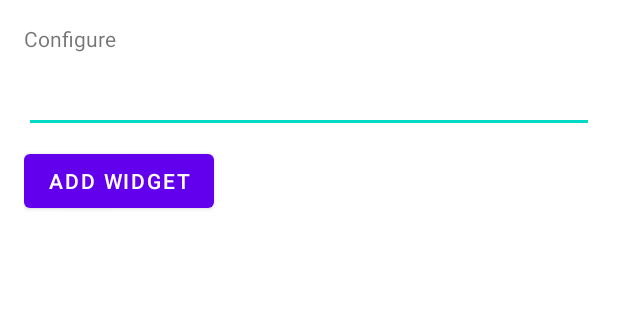
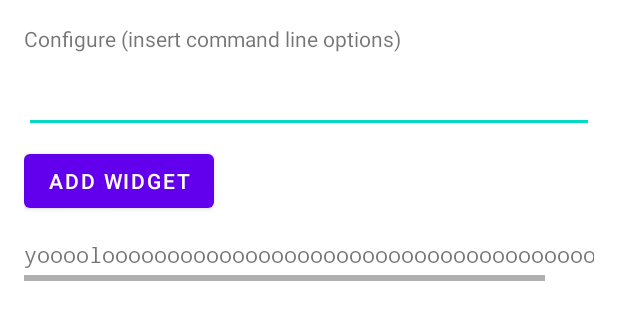
Before and after one commit to Toni500github/customfetch, an Android app: the layout customfetch_configure.xml on its own in the app's theme, with its tools: preview values and no code run, on a phone screen of 412 x 824 dp. Shown: the top 320 px of the screen. Run offline under Robolectric (Android 15) with nearby library versions, the phone set to English and light mode, and no system bars.

Commit message:
android app: many things
* Now you can launch customfetch instance with different command line argument options
* Install the assets directory when launching the configuration tool
* Change config directory
* More android app support for main.cpp

```diff
--- a/android/app/src/main/res/layout/customfetch.xml
+++ b/android/app/src/main/res/layout/customfetch.xml
@@ -6,7 +6,7 @@
     android:theme="@style/Theme.Settings_testing.AppWidgetContainer">
 
     <TextView
-        android:id="@+id/appwidget_text"
+        android:id="@+id/customfetch_text"
         android:layout_width="wrap_content"
         android:layout_height="wrap_content"
         android:layout_margin="8dp"
@@ -15,4 +15,5 @@
         android:textSize="9sp"
         android:fontFamily="monospace"
         tools:ignore="SmallSp" />
+
 </LinearLayout>
--- a/android/app/src/main/res/layout/customfetch_configure.xml
+++ b/android/app/src/main/res/layout/customfetch_configure.xml
@@ -1,7 +1,7 @@
 <?xml version="1.0" encoding="utf-8"?>
 <LinearLayout xmlns:android="http://schemas.android.com/apk/res/android"
     android:layout_width="match_parent"
-    android:layout_height="wrap_content"
+    android:layout_height="match_parent"
     android:orientation="vertical"
     android:padding="16dp">
 
@@ -27,4 +27,30 @@
         android:layout_marginTop="8dp"
         android:text="@string/add_widget" />
 
+    <androidx.core.widget.NestedScrollView
+        android:layout_width="match_parent"
+        android:layout_height="match_parent"
+        android:layout_marginTop="15dp">
+
+        <HorizontalScrollView
+            android:layout_width="match_parent"
+            android:layout_height="wrap_content">
+
+            <LinearLayout
+                android:layout_width="wrap_content"
+                android:layout_height="match_parent"
+                android:orientation="vertical">
+
+                <TextView
+                    android:id="@+id/args_help"
+                    android:layout_width="match_parent"
+                    android:layout_height="match_parent"
+                    android:layout_marginBottom="8dp"
+                    android:fontFamily="monospace"
+                    android:text="yooooloooooooooooooooooooooooooooooooooooooooooo" />
+
+            </LinearLayout>
+        </HorizontalScrollView>
+    </androidx.core.widget.NestedScrollView>
+
 </LinearLayout>
--- a/android/app/src/main/res/values/strings.xml
+++ b/android/app/src/main/res/values/strings.xml
@@ -18,7 +18,7 @@
     </string>
     <string name="attachment_summary_off">Only download attachments when manually requested</string>
     <string name="appwidget_text">EXAMPLE</string>
-    <string name="configure">Configure</string>
+    <string name="configure">Configure (insert command line options)</string>
     <string name="add_widget">Add widget</string>
     <string name="app_widget_description">This is an app widget description</string>
 </resources>
```
Also changed, not shown: android/app/src/main/java/org/toni/customfetch_android/SettingsActivity.kt (+64 -1 lines), android/app/src/main/java/org/toni/customfetch_android/widget/customfetch.kt (+6 -2 lines), android/app/src/main/java/org/toni/customfetch_android/widget/customfetchConfigureActivity.kt (+15 -6 lines), 4 other files.
